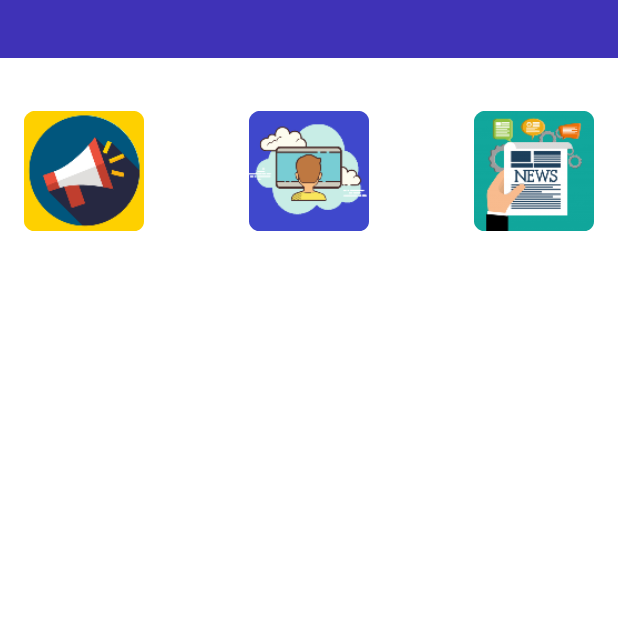
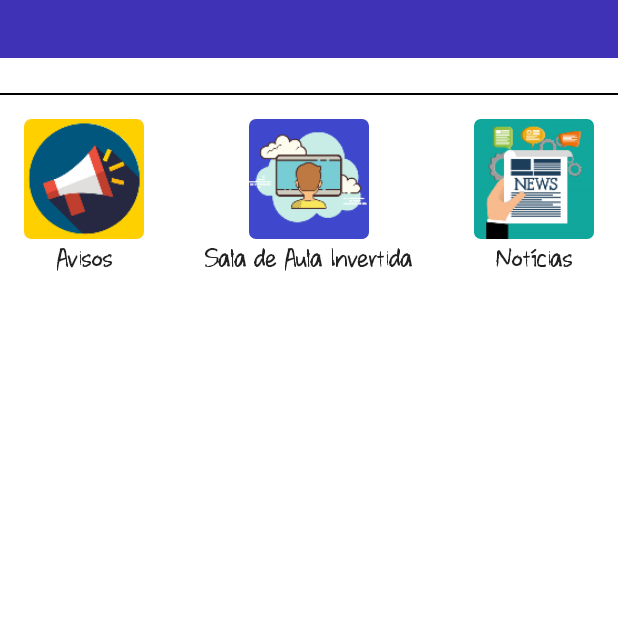
Before and after one commit to Pedagogical-Mediator/android-mediador-pedagogico, an Android app: the screen it shows after launch (MainActivity), on a phone screen of 412 x 824 dp, the top half of it. Run offline under Robolectric (Android 15) with nearby library versions, the phone set to English and light mode, and no system bars; our stand-ins replace RxJava, data binding; pictures from the network do not load; Roboto replaces fonts that are not available here; 1 statement that could not run was skipped.

Commit message:
Main screen

```diff
--- a/app/src/main/res/layout/activity_main.xml
+++ b/app/src/main/res/layout/activity_main.xml
@@ -13,20 +13,26 @@
     </data>
 
     <FrameLayout
-        android:layout_height="match_parent"
-        android:layout_width="match_parent">
+        android:layout_width="match_parent"
+        android:layout_height="match_parent">
 
         <LinearLayout
-
             android:layout_width="match_parent"
             android:layout_height="match_parent"
-            android:orientation="vertical">
+            android:orientation="vertical"
+            android:background="@color/white_alpha30">
 
             <include
                 android:id="@+id/toolbar_main_screen"
                 layout="@layout/toolbar_main_screen"
                 android:layout_width="match_parent"
                 android:layout_height="wrap_content" />
+
+            <View
+                android:layout_width="match_parent"
+                android:layout_height="@dimen/line"
+                android:layout_marginTop="@dimen/tiny"
+                android:background="@color/black"/>
 
             <androidx.constraintlayout.widget.ConstraintLayout
                 android:layout_width="match_parent"
@@ -46,14 +52,16 @@
                     <ImageView
                         android:layout_width="80dp"
                         android:layout_height="80dp"
+                        android:background="@drawable/card_view_notice"
                         android:backgroundTint="@color/notice_button_background"
-                        android:background="@drawable/image_shape"
                         android:src="@mipmap/ic_notice" />
 
                     <TextView
+                        style="@style/TextLabelWhateverBoldMainLabel"
                         android:layout_width="match_parent"
                         android:layout_height="wrap_content"
                         android:gravity="center_horizontal"
+                        android:text="@string/activity_main_notice"
                         tools:text="Avisos" />
                 </LinearLayout>
 
@@ -62,6 +70,8 @@
                     android:layout_width="wrap_content"
                     android:layout_height="wrap_content"
                     android:orientation="vertical"
+                    android:clickable="true"
+                    android:focusable="true"
                     app:layout_constraintEnd_toEndOf="parent"
                     app:layout_constraintStart_toStartOf="parent"
                     app:layout_constraintTop_toTopOf="parent">
@@ -69,15 +79,17 @@
                     <ImageView
                         android:layout_width="80dp"
                         android:layout_height="80dp"
+                        android:background="@drawable/card_view_notice"
                         android:backgroundTint="@color/homework_button_background"
-                        android:background="@drawable/image_shape"
                         android:src="@mipmap/ic_homework" />
                 </LinearLayout>
 
                 <TextView
+                    style="@style/TextLabelWhateverBoldMainLabel"
                     android:layout_width="0dp"
                     android:layout_height="wrap_content"
                     android:gravity="center_horizontal"
+                    android:text="@string/activity_main_homework"
                     app:layout_constraintEnd_toStartOf="@id/card_view_news"
                     app:layout_constraintStart_toEndOf="@id/card_view_notice"
                     app:layout_constraintTop_toBottomOf="@id/card_view_homework"
@@ -89,33 +101,37 @@
                     android:layout_height="wrap_content"
                     android:layout_marginStart="@dimen/large"
                     android:orientation="vertical"
+                    android:clickable="true"
+                    android:focusable="true"
                     app:layout_constraintEnd_toEndOf="parent"
                     app:layout_constraintTop_toTopOf="parent">
 
                     <ImageView
                         android:layout_width="80dp"
                         android:layout_height="80dp"
-                        android:background="@drawable/image_shape"
+                        android:background="@drawable/card_view_notice"
                         android:backgroundTint="@color/news_button_background"
                         android:src="@mipmap/ic_news" />
 
                     <TextView
+                        style="@style/TextLabelWhateverBoldMainLabel"
                         android:layout_width="match_parent"
                         android:layout_height="wrap_content"
                         android:gravity="center_horizontal"
+                        android:text="@string/activity_main_news"
                         tools:text="Notícias" />
                 </LinearLayout>
             </androidx.constraintlayout.widget.ConstraintLayout>
         </LinearLayout>
 
         <include
-            tools:visibility="gone"
             android:id="@+id/loading_placeholder"
-            layout="@layout/loading_placeholder" />
+            layout="@layout/loading_placeholder"
+            tools:visibility="gone" />
 
         <include
-            tools:visibility="gone"
             android:id="@+id/included_placeholder_no_results"
-            layout="@layout/no_results_placeholder" />
+            layout="@layout/no_results_placeholder"
+            tools:visibility="gone" />
     </FrameLayout>
 </layout>
--- a/app/src/main/res/values/strings.xml
+++ b/app/src/main/res/values/strings.xml
@@ -82,4 +82,17 @@
 
     <string name="activity_homework_label">Sala de aula invertida</string>
     <string name="activity_homework_summarize_template">%s ...</string>
+
+
+
+
+
+
+
+    <!--
+        MAIN ACTIVITY
+    -->
+    <string name="activity_main_notice">Avisos</string>
+    <string name="activity_main_homework">Sala de Aula Invertida</string>
+    <string name="activity_main_news">Notícias</string>
 </resources>
--- a/app/src/main/res/values/styles.xml
+++ b/app/src/main/res/values/styles.xml
@@ -90,6 +90,11 @@
         <item name="android:fontFamily">@font/work_sans_semibold</item>
     </style>
 
+    <style name="TextLabelWhateverBoldMainLabel" parent="TextAppearance.AppCompat.Title">
+        <item name="android:textSize">20sp</item>
+        <item name="android:fontFamily">@font/whateverbold</item>
+    </style>
+
     <!--
         NORMAL TEXTS
     -->
```
